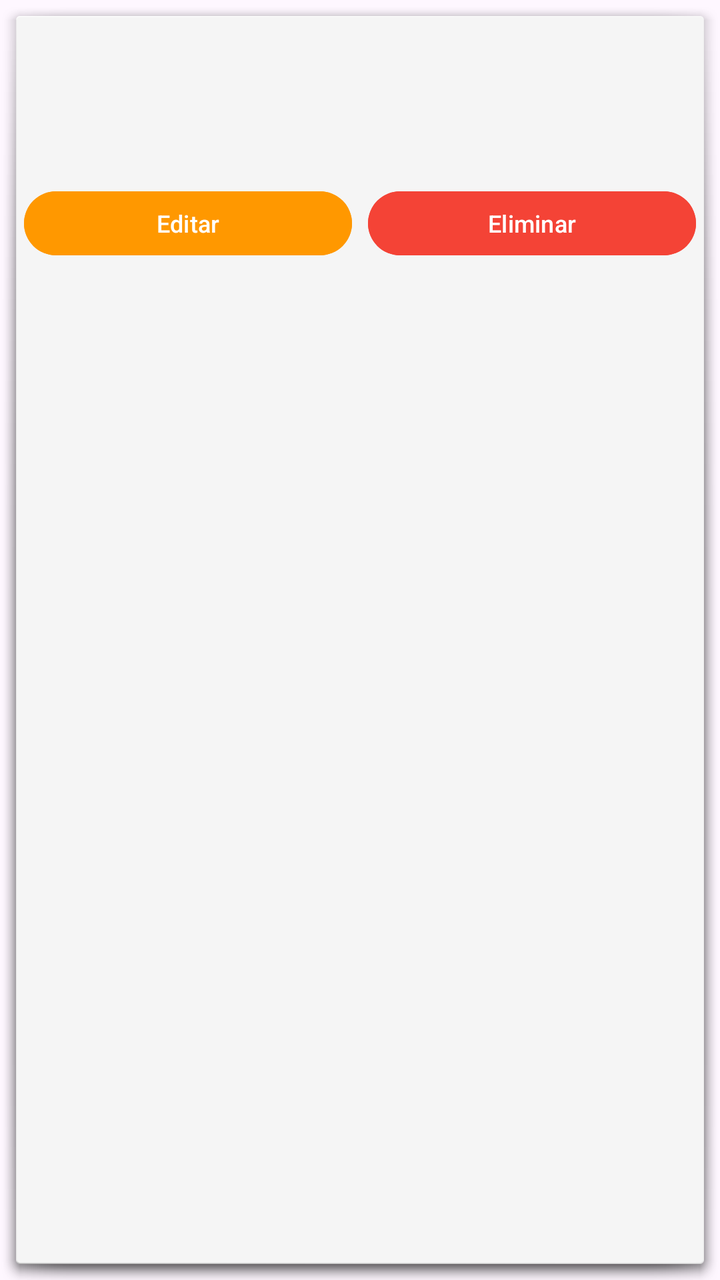
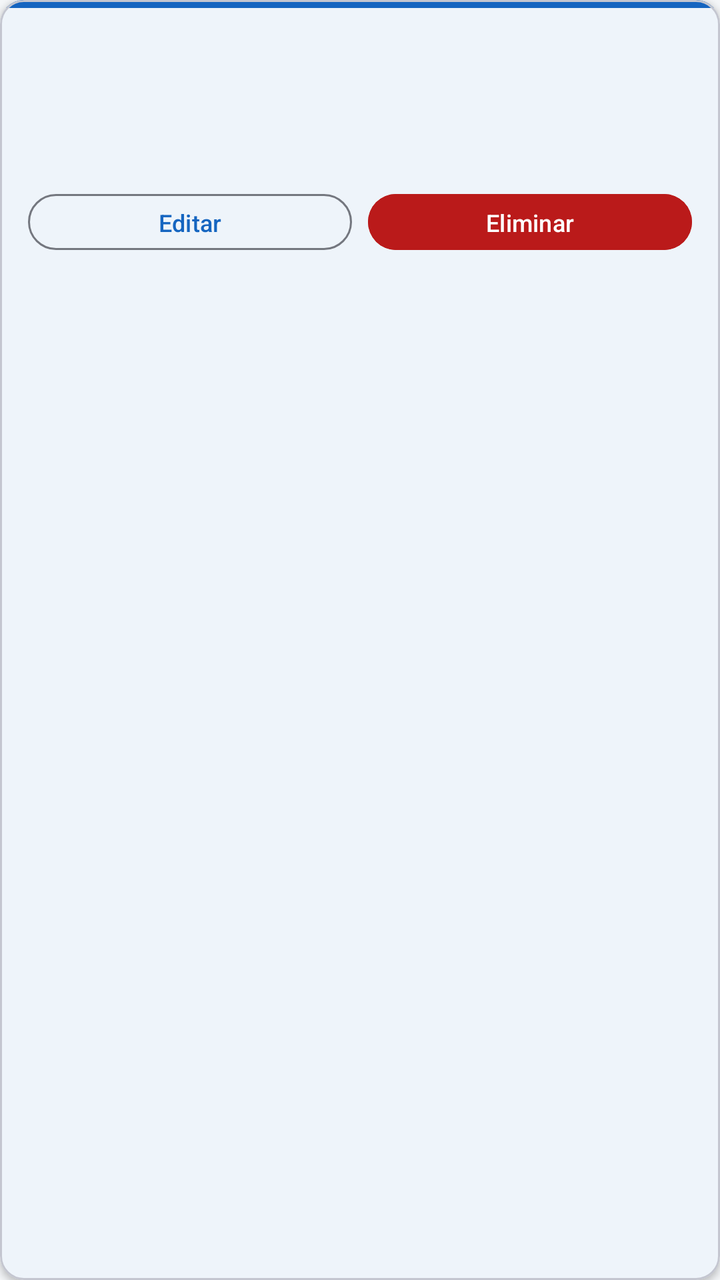

Compare the two renders of this Android layout. The source of the first and the diff that turns it into the second are given below.
<!-- AndroidManifest.xml: application theme Theme.RodamientosYFierros -->
<!-- res/layout/item_cliente.xml -->
<?xml version="1.0" encoding="utf-8"?>
<LinearLayout xmlns:android="http://schemas.android.com/apk/res/android"
    android:layout_width="match_parent"
    android:layout_height="wrap_content"
    android:orientation="vertical"
    android:padding="12dp"
    android:background="@android:drawable/dialog_holo_light_frame"
    android:layout_marginBottom="8dp">

    <TextView
        android:id="@+id/tv_cliente_nombre"
        android:layout_width="match_parent"
        android:layout_height="wrap_content"
        android:textSize="16sp"
        android:textStyle="bold"
        android:textColor="#2196F3"
        android:layout_marginBottom="4dp" />

    <TextView
        android:id="@+id/tv_cliente_direccion"
        android:layout_width="match_parent"
        android:layout_height="wrap_content"
        android:textSize="14sp"
        android:textColor="#666666"
        android:layout_marginBottom="4dp" />

    <TextView
        android:id="@+id/tv_cliente_telefono"
        android:layout_width="match_parent"
        android:layout_height="wrap_content"
        android:textSize="14sp"
        android:textColor="#666666"
        android:layout_marginBottom="12dp" />

    <LinearLayout
        android:layout_width="match_parent"
        android:layout_height="wrap_content"
        android:orientation="horizontal">

        <Button
            android:id="@+id/btn_editar"
            android:layout_width="0dp"
            android:layout_height="40dp"
            android:layout_weight="1"
            android:text="Editar"
            android:textSize="12sp"
            android:layout_marginEnd="8dp"
            android:backgroundTint="#FF9800" />

        <Button
            android:id="@+id/btn_eliminar"
            android:layout_width="0dp"
            android:layout_height="40dp"
            android:layout_weight="1"
            android:text="Eliminar"
            android:textSize="12sp"
            android:backgroundTint="#F44336" />

    </LinearLayout>

</LinearLayout>
<!-- resources referenced by this layout -->
<resources>
  <style name="Theme.RodamientosYFierros" parent="Base.Theme.RodamientosYFierros" />
  <style name="Base.Theme.RodamientosYFierros" parent="Theme.Material3.DayNight.NoActionBar">
          
          
      </style>
</resources>

<!-- the commit's change to res/layout/item_cliente.xml (unified diff, before → after) -->
@@ -1,61 +1,79 @@
 <?xml version="1.0" encoding="utf-8"?>
-<LinearLayout xmlns:android="http://schemas.android.com/apk/res/android"
+<com.google.android.material.card.MaterialCardView
+    xmlns:android="http://schemas.android.com/apk/res/android"
+    xmlns:app="http://schemas.android.com/apk/res-auto"
     android:layout_width="match_parent"
     android:layout_height="wrap_content"
-    android:orientation="vertical"
-    android:padding="12dp"
-    android:background="@android:drawable/dialog_holo_light_frame"
-    android:layout_marginBottom="8dp">
-
-    <TextView
-        android:id="@+id/tv_cliente_nombre"
-        android:layout_width="match_parent"
-        android:layout_height="wrap_content"
-        android:textSize="16sp"
-        android:textStyle="bold"
-        android:textColor="#2196F3"
-        android:layout_marginBottom="4dp" />
-
-    <TextView
-        android:id="@+id/tv_cliente_direccion"
-        android:layout_width="match_parent"
-        android:layout_height="wrap_content"
-        android:textSize="14sp"
-        android:textColor="#666666"
-        android:layout_marginBottom="4dp" />
-
-    <TextView
-        android:id="@+id/tv_cliente_telefono"
-        android:layout_width="match_parent"
-        android:layout_height="wrap_content"
-        android:textSize="14sp"
-        android:textColor="#666666"
-        android:layout_marginBottom="12dp" />
+    android:layout_marginBottom="8dp"
+    app:cardCornerRadius="12dp"
+    app:cardElevation="2dp"
+    app:cardBackgroundColor="@color/surface">
 
     <LinearLayout
         android:layout_width="match_parent"
         android:layout_height="wrap_content"
-        android:orientation="horizontal">
+        android:orientation="vertical">
 
-        <Button
-            android:id="@+id/btn_editar"
-            android:layout_width="0dp"
-            android:layout_height="40dp"
-            android:layout_weight="1"
-            android:text="Editar"
-            android:textSize="12sp"
-            android:layout_marginEnd="8dp"
-            android:backgroundTint="#FF9800" />
+        <View
+            android:layout_width="match_parent"
+            android:layout_height="4dp"
+            android:background="@color/color_clientes" />
 
-        <Button
-            android:id="@+id/btn_eliminar"
-            android:layout_width="0dp"
-            android:layout_height="40dp"
-            android:layout_weight="1"
-            android:text="Eliminar"
-            android:textSize="12sp"
-            android:backgroundTint="#F44336" />
+        <LinearLayout
+            android:layout_width="match_parent"
+            android:layout_height="wrap_content"
+            android:orientation="vertical"
+            android:padding="14dp">
 
+            <TextView
+                android:id="@+id/tv_cliente_nombre"
+                android:layout_width="match_parent"
+                android:layout_height="wrap_content"
+                android:textSize="16sp"
+                android:textStyle="bold"
+                android:textColor="@color/color_clientes"
+                android:layout_marginBottom="4dp" />
+
+            <TextView
+                android:id="@+id/tv_cliente_direccion"
+                android:layout_width="match_parent"
+                android:layout_height="wrap_content"
+                android:textSize="13sp"
+                android:textColor="@color/on_surface_variant"
+                android:layout_marginBottom="2dp" />
+
+            <TextView
+                android:id="@+id/tv_cliente_telefono"
+                android:layout_width="match_parent"
+                android:layout_height="wrap_content"
+                android:textSize="13sp"
+                android:textColor="@color/on_surface_variant"
+                android:layout_marginBottom="12dp" />
+
+            <LinearLayout
+                android:layout_width="match_parent"
+                android:layout_height="wrap_content"
+                android:orientation="horizontal">
+
+                <Button
+                    android:id="@+id/btn_editar"
+                    style="@style/Widget.Material3.Button.OutlinedButton"
+                    android:layout_width="0dp"
+                    android:layout_height="36dp"
+                    android:layout_weight="1"
+                    android:text="Editar"
+                    android:textSize="12sp"
+                    android:layout_marginEnd="8dp" />
+
+                <Button
+                    android:id="@+id/btn_eliminar"
+                    android:layout_width="0dp"
+                    android:layout_height="36dp"
+                    android:layout_weight="1"
+                    android:text="Eliminar"
+                    android:textSize="12sp"
+                    android:backgroundTint="@color/error" />
+            </LinearLayout>
+        </LinearLayout>
     </LinearLayout>
-
-</LinearLayout>
+</com.google.android.material.card.MaterialCardView>
<!-- resource entries referenced after the edit -->
@@ -1,9 +1,56 @@
 <!-- resources referenced by this layout -->
 <resources>
+  <color name="color_clientes">#1565C0</color>
+  <color name="error">#BA1A1A</color>
+  <color name="on_surface_variant">#44464F</color>
+  <color name="surface">#FFFFFF</color>
   <style name="Theme.RodamientosYFierros" parent="Base.Theme.RodamientosYFierros" />
   <style name="Base.Theme.RodamientosYFierros" parent="Theme.Material3.DayNight.NoActionBar">
-          
-          
+          <item name="colorPrimary">@color/primary</item>
+          <item name="colorOnPrimary">@color/on_primary</item>
+          <item name="colorPrimaryContainer">@color/primary_container</item>
+          <item name="colorOnPrimaryContainer">@color/on_primary_container</item>
+          <item name="colorSecondary">@color/secondary</item>
+          <item name="colorOnSecondary">@color/on_secondary</item>
+          <item name="colorSecondaryContainer">@color/secondary_container</item>
+          <item name="colorOnSecondaryContainer">@color/on_secondary_container</item>
+          <item name="colorTertiary">@color/tertiary</item>
+          <item name="colorOnTertiary">@color/on_tertiary</item>
+          <item name="colorTertiaryContainer">@color/tertiary_container</item>
+          <item name="colorOnTertiaryContainer">@color/on_tertiary_container</item>
+          <item name="colorError">@color/error</item>
+          <item name="colorOnError">@color/on_error</item>
+          <item name="colorErrorContainer">@color/error_container</item>
+          <item name="colorOnErrorContainer">@color/on_error_container</item>
+          <item name="android:colorBackground">@color/background</item>
+          <item name="colorOnBackground">@color/on_background</item>
+          <item name="colorSurface">@color/surface</item>
+          <item name="colorOnSurface">@color/on_surface</item>
+          <item name="colorSurfaceVariant">@color/surface_variant</item>
+          <item name="colorOnSurfaceVariant">@color/on_surface_variant</item>
+          <item name="colorOutline">@color/outline</item>
+          <item name="colorOutlineVariant">@color/outline_variant</item>
       </style>
+  <color name="primary">#1565C0</color>
+  <color name="on_primary">#FFFFFF</color>
+  <color name="primary_container">#D6E4FF</color>
+  <color name="on_primary_container">#001A41</color>
+  <color name="secondary">#E65100</color>
+  <color name="on_secondary">#FFFFFF</color>
+  <color name="secondary_container">#FFDBCC</color>
+  <color name="on_secondary_container">#3A1000</color>
+  <color name="tertiary">#2E7D32</color>
+  <color name="on_tertiary">#FFFFFF</color>
+  <color name="tertiary_container">#B9F0B8</color>
+  <color name="on_tertiary_container">#002106</color>
+  <color name="on_error">#FFFFFF</color>
+  <color name="error_container">#FFDAD6</color>
+  <color name="on_error_container">#410002</color>
+  <color name="background">#F4F6F8</color>
+  <color name="on_background">#1C1B1F</color>
+  <color name="on_surface">#1C1B1F</color>
+  <color name="surface_variant">#E1E2EC</color>
+  <color name="outline">#74777F</color>
+  <color name="outline_variant">#C4C6D0</color>
 </resources>
 
